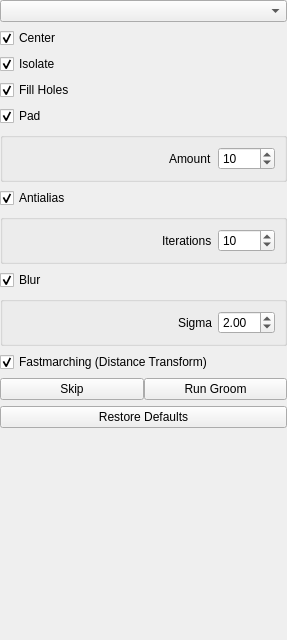
This is Studio/src/Application/Groom/GroomTool.ui in SCIInstitute/ShapeWorks as Qt 5 draws it before an edit. The edited form follows.
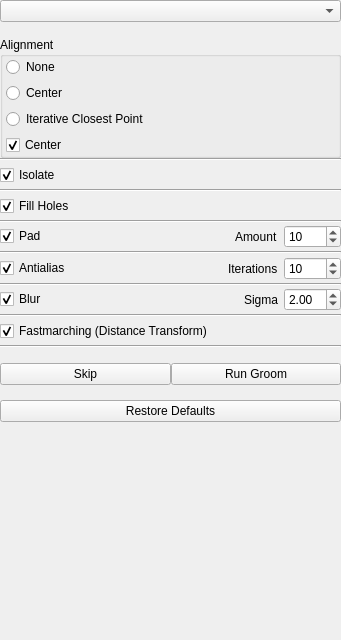
This is the edited form. The open tabs and pages were chosen to show the change.

Commit message: Redoing Groom UI for images.

```diff
--- a/Studio/src/Application/Groom/GroomTool.ui
+++ b/Studio/src/Application/Groom/GroomTool.ui
@@ -6,7 +6,7 @@
    <rect>
     <x>0</x>
     <y>0</y>
-    <width>287</width>
+    <width>341</width>
     <height>640</height>
    </rect>
   </property>
@@ -23,6 +23,9 @@
 </string>
   </property>
   <layout class="QVBoxLayout" name="verticalLayout">
+   <property name="spacing">
+    <number>15</number>
+   </property>
    <property name="leftMargin">
     <number>0</number>
    </property>
@@ -59,86 +62,170 @@
        </property>
        <item row="0" column="0">
         <layout class="QVBoxLayout" name="verticalLayout_2">
+         <property name="spacing">
+          <number>0</number>
+         </property>
+         <property name="bottomMargin">
+          <number>0</number>
+         </property>
          <item>
-          <widget class="QCheckBox" name="center_checkbox">
-           <property name="text">
-            <string>Center</string>
-           </property>
-           <property name="checked">
-            <bool>true</bool>
-           </property>
-          </widget>
-         </item>
-         <item>
-          <widget class="QCheckBox" name="isolate_checkbox">
-           <property name="text">
-            <string>Isolate</string>
-           </property>
-           <property name="checked">
-            <bool>true</bool>
-           </property>
-          </widget>
-         </item>
-         <item>
-          <widget class="QCheckBox" name="fill_holes_checkbox">
-           <property name="text">
-            <string>Fill Holes</string>
-           </property>
-           <property name="checked">
-            <bool>true</bool>
-           </property>
-          </widget>
-         </item>
-         <item>
-          <widget class="QCheckBox" name="autopad_checkbox">
-           <property name="text">
-            <string>Pad</string>
-           </property>
-           <property name="checked">
-            <bool>true</bool>
-           </property>
-          </widget>
-         </item>
-         <item>
-          <widget class="QGroupBox" name="pad_groupbox">
+          <widget class="QGroupBox" name="alignment_groupbox">
            <property name="title">
-            <string/>
+            <string>Alignment</string>
            </property>
-           <layout class="QHBoxLayout" name="horizontalLayout_4">
-            <item>
-             <spacer name="horizontalSpacer_3">
-              <property name="orientation">
-               <enum>Qt::Horizontal</enum>
+           <layout class="QGridLayout" name="gridLayout_6">
+            <property name="leftMargin">
+             <number>3</number>
+            </property>
+            <property name="topMargin">
+             <number>0</number>
+            </property>
+            <property name="rightMargin">
+             <number>0</number>
+            </property>
+            <property name="bottomMargin">
+             <number>0</number>
+            </property>
+            <item row="0" column="0">
+             <widget class="QRadioButton" name="radioButton">
+              <property name="text">
+               <string>None</string>
               </property>
-              <property name="sizeHint" stdset="0">
-               <size>
-                <width>40</width>
-                <height>20</height>
-               </size>
+             </widget>
+            </item>
+            <item row="3" column="0">
+             <widget class="QCheckBox" name="center_checkbox">
+              <property name="text">
+               <string>Center</string>
               </property>
-             </spacer>
+              <property name="checked">
+               <bool>true</bool>
+              </property>
+             </widget>
             </item>
-            <item>
-             <spacer name="horizontalSpacer">
-              <property name="orientation">
-               <enum>Qt::Horizontal</enum>
+            <item row="1" column="0">
+             <widget class="QRadioButton" name="radioButton_2">
+              <property name="text">
+               <string>Center</string>
               </property>
-              <property name="sizeHint" stdset="0">
-               <size>
-                <width>40</width>
-                <height>20</height>
-               </size>
+             </widget>
+            </item>
+            <item row="2" column="0">
+             <widget class="QRadioButton" name="radioButton_3">
+              <property name="text">
+               <string>Iterative Closest Point</string>
               </property>
-             </spacer>
+             </widget>
             </item>
-            <item>
-             <widget class="QLabel" name="label_5">
+           </layout>
+          </widget>
+         </item>
+         <item>
+          <widget class="Line" name="line_6">
+           <property name="orientation">
+            <enum>Qt::Horizontal</enum>
+           </property>
+          </widget>
+         </item>
+         <item>
+          <widget class="QWidget" name="isolate_widget" native="true">
+           <layout class="QGridLayout" name="gridLayout_13">
+            <property name="leftMargin">
+             <number>0</number>
+            </property>
+            <property name="topMargin">
+             <number>0</number>
+            </property>
+            <property name="rightMargin">
+             <number>0</number>
+            </property>
+            <property name="bottomMargin">
+             <number>0</number>
+            </property>
+            <item row="0" column="0">
+             <widget class="QCheckBox" name="isolate_checkbox">
+              <property name="text">
+               <string>Isolate</string>
+              </property>
+              <property name="checked">
+               <bool>true</bool>
+              </property>
+             </widget>
+            </item>
+           </layout>
+          </widget>
+         </item>
+         <item>
+          <widget class="Line" name="line_5">
+           <property name="orientation">
+            <enum>Qt::Horizontal</enum>
+           </property>
+          </widget>
+         </item>
+         <item>
+          <widget class="QWidget" name="fill_holes_widget" native="true">
+           <layout class="QGridLayout" name="gridLayout_12">
+            <property name="leftMargin">
+             <number>0</number>
+            </property>
+            <property name="topMargin">
+             <number>0</number>
+            </property>
+            <property name="rightMargin">
+             <number>0</number>
+            </property>
+            <property name="bottomMargin">
+             <number>0</number>
+            </property>
+            <item row="4" column="0">
+             <widget class="QCheckBox" name="fill_holes_checkbox">
+              <property name="text">
+               <string>Fill Holes</string>
+              </property>
+              <property name="checked">
+               <bool>true</bool>
+              </property>
+             </widget>
+            </item>
+           </layout>
+          </widget>
+         </item>
+         <item>
+          <widget class="Line" name="line">
+           <property name="orientation">
+            <enum>Qt::Horizontal</enum>
+           </property>
+          </widget>
+         </item>
+         <item>
+          <widget class="QWidget" name="pad_widget" native="true">
+           <layout class="QGridLayout" name="gridLayout_7">
+            <property name="leftMargin">
+             <number>0</number>
+            </property>
+            <property name="topMargin">
+             <number>0</number>
+            </property>
+            <property name="rightMargin">
+             <number>0</number>
+            </property>
+            <property name="bottomMargin">
+             <number>0</number>
+            </property>
+            <property name="spacing">
+             <number>6</number>
+            </property>
+            <item row="0" column="3">
+             <widget class="QLabel" name="pad_amount_label">
+              <property name="enabled">
+               <bool>true</bool>
+              </property>
               <property name="text">
                <string>Amount</string>
               </property>
              </widget>
             </item>
-            <item>
+            <item row="0" column="5">
              <widget class="QSpinBox" name="padding_amount">
               <property name="minimumSize">
                <size>
@@ -154,46 +241,55 @@
               </property>
              </widget>
             </item>
-           </layout>
-          </widget>
-         </item>
-         <item>
-          <widget class="QCheckBox" name="antialias_checkbox">
-           <property name="text">
-            <string>Antialias</string>
-           </property>
-           <property name="checked">
-            <bool>true</bool>
-           </property>
-          </widget>
-         </item>
-         <item>
-          <widget class="QGroupBox" name="antialias_groupbox">
-           <property name="title">
-            <string/>
-           </property>
-           <layout class="QHBoxLayout" name="horizontalLayout_2">
-            <item>
-             <spacer name="horizontalSpacer_2">
+            <item row="0" column="0">
+             <widget class="QCheckBox" name="autopad_checkbox">
+              <property name="text">
+               <string>Pad</string>
+              </property>
+              <property name="checked">
+               <bool>true</bool>
+              </property>
+             </widget>
+            </item>
+            <item row="0" column="1">
+             <spacer name="horizontalSpacer_3">
               <property name="orientation">
                <enum>Qt::Horizontal</enum>
               </property>
               <property name="sizeHint" stdset="0">
                <size>
-                <width>40</width>
+                <width>165</width>
                 <height>20</height>
                </size>
               </property>
              </spacer>
             </item>
-            <item>
-             <widget class="QLabel" name="label_3">
-              <property name="text">
-               <string>Iterations</string>
-              </property>
-             </widget>
-            </item>
-            <item>
+           </layout>
+          </widget>
+         </item>
+         <item>
+          <widget class="Line" name="line_2">
+           <property name="orientation">
+            <enum>Qt::Horizontal</enum>
+           </property>
+          </widget>
+         </item>
+         <item>
+          <widget class="QWidget" name="pad_widget_2" native="true">
+           <layout class="QGridLayout" name="gridLayout_9">
+            <property name="leftMargin">
+             <number>0</number>
+            </property>
+            <property name="topMargin">
+             <number>0</number>
+            </property>
+            <property name="rightMargin">
+             <number>0</number>
+            </property>
+            <property name="bottomMargin">
+             <number>0</number>
+            </property>
+            <item row="0" column="3">
              <widget class="QSpinBox" name="antialias_iterations">
               <property name="minimumSize">
                <size>
@@ -209,46 +305,92 @@
               </property>
              </widget>
             </item>
-           </layout>
-          </widget>
-         </item>
-         <item>
-          <widget class="QCheckBox" name="blur_checkbox">
-           <property name="text">
-            <string>Blur</string>
-           </property>
-           <property name="checked">
-            <bool>true</bool>
-           </property>
-          </widget>
-         </item>
-         <item>
-          <widget class="QGroupBox" name="blur_groupbox">
-           <property name="title">
-            <string/>
-           </property>
-           <layout class="QHBoxLayout" name="horizontalLayout">
-            <item>
-             <spacer name="horizontalSpacer_4">
+            <item row="0" column="1">
+             <spacer name="horizontalSpacer_6">
               <property name="orientation">
                <enum>Qt::Horizontal</enum>
               </property>
               <property name="sizeHint" stdset="0">
                <size>
-                <width>40</width>
+                <width>111</width>
                 <height>20</height>
                </size>
               </property>
              </spacer>
             </item>
-            <item>
-             <widget class="QLabel" name="label_4">
+            <item row="0" column="0">
+             <widget class="QCheckBox" name="antialias_checkbox">
+              <property name="text">
+               <string>Antialias</string>
+              </property>
+              <property name="checked">
+               <bool>true</bool>
+              </property>
+             </widget>
+            </item>
+            <item row="0" column="2">
+             <widget class="QLabel" name="antialias_iterations_label">
+              <property name="text">
+               <string>Iterations</string>
+              </property>
+             </widget>
+            </item>
+           </layout>
+          </widget>
+         </item>
+         <item>
+          <widget class="Line" name="line_3">
+           <property name="orientation">
+            <enum>Qt::Horizontal</enum>
+           </property>
+          </widget>
+         </item>
+         <item>
+          <widget class="QWidget" name="pad_widget_3" native="true">
+           <layout class="QGridLayout" name="gridLayout_11">
+            <property name="leftMargin">
+             <number>0</number>
+            </property>
+            <property name="topMargin">
+             <number>0</number>
+            </property>
+            <property name="rightMargin">
+             <number>0</number>
+            </property>
+            <property name="bottomMargin">
+             <number>0</number>
+            </property>
+            <item row="0" column="2">
+             <widget class="QLabel" name="blur_sigma_label">
               <property name="text">
                <string>Sigma</string>
               </property>
              </widget>
             </item>
-            <item>
+            <item row="0" column="1">
+             <spacer name="horizontalSpacer_8">
+              <property name="orientation">
+               <enum>Qt::Horizontal</enum>
+              </property>
+              <property name="sizeHint" stdset="0">
+               <size>
+                <width>111</width>
+                <height>20</height>
+               </size>
+              </property>
+             </spacer>
+            </item>
+            <item row="0" column="0">
+             <widget class="QCheckBox" name="blur_checkbox">
+              <property name="text">
+               <string>Blur</string>
+              </property>
+              <property name="checked">
+               <bool>true</bool>
+              </property>
+             </widget>
+            </item>
+            <item row="0" column="3">
              <widget class="QDoubleSpinBox" name="blur_sigma">
               <property name="minimumSize">
                <size>
@@ -265,12 +407,44 @@
           </widget>
          </item>
          <item>
-          <widget class="QCheckBox" name="fastmarching_checkbox">
-           <property name="text">
-            <string>Fastmarching (Distance Transform)</string>
+          <widget class="Line" name="line_4">
+           <property name="orientation">
+            <enum>Qt::Horizontal</enum>
            </property>
-           <property name="checked">
-            <bool>true</bool>
+          </widget>
+         </item>
+         <item>
+          <widget class="QWidget" name="widget" native="true">
+           <layout class="QGridLayout" name="gridLayout_14">
+            <property name="leftMargin">
+             <number>0</number>
+            </property>
+            <property name="topMargin">
+             <number>0</number>
+            </property>
+            <property name="rightMargin">
+             <number>0</number>
+            </property>
+            <property name="bottomMargin">
+             <number>0</number>
+            </property>
+            <item row="0" column="0">
+             <widget class="QCheckBox" name="fastmarching_checkbox">
+              <property name="text">
+               <string>Fastmarching (Distance Transform)</string>
+              </property>
+              <property name="checked">
+               <bool>true</bool>
+              </property>
+             </widget>
+            </item>
+           </layout>
+          </widget>
+         </item>
+         <item>
+          <widget class="Line" name="line_7">
+           <property name="orientation">
+            <enum>Qt::Horizontal</enum>
            </property>
           </widget>
          </item>
```
Left out of the diff: 12 changed lines with no effect on the pictures. The commit also changes 1 other file.
